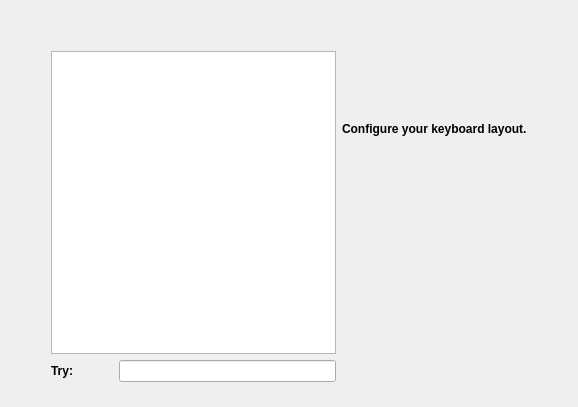
The window that kde/kaptan/src/gui/keyboardWidget.ui (pars-linux/uludag) describes before a commit, drawn with Qt 5.
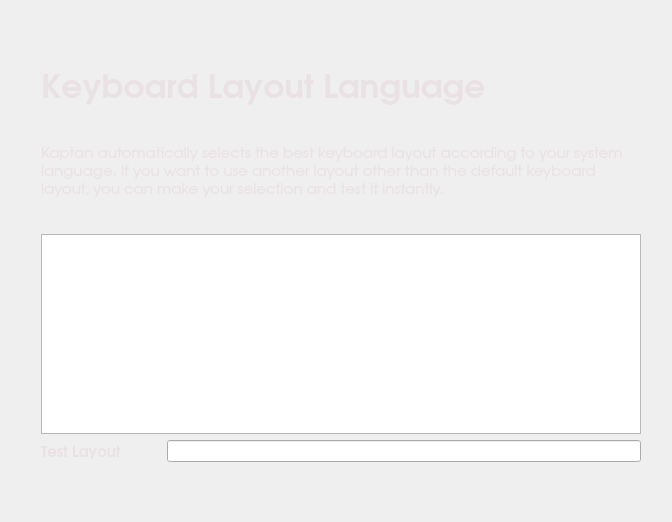
The same window after the commit.

Patch:
```diff
--- a/kde/kaptan/src/gui/keyboardWidget.ui
+++ b/kde/kaptan/src/gui/keyboardWidget.ui
@@ -6,8 +6,8 @@
    <rect>
     <x>0</x>
     <y>0</y>
-    <width>578</width>
-    <height>407</height>
+    <width>672</width>
+    <height>522</height>
    </rect>
   </property>
   <property name="windowTitle">
@@ -20,7 +20,7 @@
       <enum>Qt::Vertical</enum>
      </property>
      <property name="sizeType">
-      <enum>QSizePolicy::Fixed</enum>
+      <enum>QSizePolicy::Expanding</enum>
      </property>
      <property name="sizeHint" stdset="0">
       <size>
@@ -30,7 +30,7 @@
      </property>
     </spacer>
    </item>
-   <item row="1" column="0">
+   <item row="2" column="0">
     <spacer name="horizontalSpacer">
      <property name="orientation">
       <enum>Qt::Horizontal</enum>
@@ -40,18 +40,33 @@
      </property>
      <property name="sizeHint" stdset="0">
       <size>
-       <width>40</width>
+       <width>30</width>
        <height>20</height>
       </size>
      </property>
     </spacer>
    </item>
-   <item row="1" column="1" colspan="2">
+   <item row="2" column="1" colspan="2">
     <layout class="QHBoxLayout" name="horizontalLayout_2">
      <item>
       <layout class="QGridLayout" name="gridLayout_2">
        <item row="0" column="0">
-        <widget class="QListWidget" name="listWidgetKeyboard"/>
+        <widget class="QListWidget" name="listWidgetKeyboard">
+         <property name="minimumSize">
+          <size>
+           <width>0</width>
+           <height>200</height>
+          </size>
+         </property>
+         <property name="font">
+          <font>
+           <family>URW Gothic L</family>
+           <pointsize>11</pointsize>
+           <weight>50</weight>
+           <bold>false</bold>
+          </font>
+         </property>
+        </widget>
        </item>
        <item row="1" column="0">
         <layout class="QHBoxLayout" name="horizontalLayout">
@@ -59,15 +74,17 @@
           <widget class="QLabel" name="label">
            <property name="font">
             <font>
+             <family>URW Gothic L</family>
+             <pointsize>11</pointsize>
              <weight>75</weight>
              <bold>true</bold>
             </font>
            </property>
            <property name="styleSheet">
-            <string notr="true"/>
+            <string notr="true">color: rgb(234, 225, 228);</string>
            </property>
            <property name="text">
-            <string>Try:</string>
+            <string>Test Layout</string>
            </property>
           </widget>
          </item>
@@ -94,52 +111,9 @@
        </item>
       </layout>
      </item>
-     <item>
-      <layout class="QGridLayout" name="gridLayout">
-       <item row="0" column="0">
-        <widget class="QLabel" name="label_2">
-         <property name="font">
-          <font>
-           <weight>75</weight>
-           <bold>true</bold>
-          </font>
-         </property>
-         <property name="styleSheet">
-          <string notr="true"/>
-         </property>
-         <property name="text">
-          <string>Configure your keyboard layout.</string>
-         </property>
-        </widget>
-       </item>
-       <item row="1" column="0">
-        <spacer name="verticalSpacer_3">
-         <property name="orientation">
-          <enum>Qt::Vertical</enum>
-         </property>
-         <property name="sizeType">
-          <enum>QSizePolicy::Fixed</enum>
-         </property>
-         <property name="sizeHint" stdset="0">
-          <size>
-           <width>58</width>
-           <height>14</height>
-          </size>
-         </property>
-        </spacer>
-       </item>
-       <item row="2" column="0">
-        <widget class="QLabel" name="picKeyboard">
-         <property name="text">
-          <string/>
-         </property>
-        </widget>
-       </item>
-      </layout>
-     </item>
     </layout>
    </item>
-   <item row="1" column="3">
+   <item row="2" column="3">
     <spacer name="horizontalSpacer_2">
      <property name="orientation">
       <enum>Qt::Horizontal</enum>
@@ -149,28 +123,119 @@
      </property>
      <property name="sizeHint" stdset="0">
       <size>
-       <width>40</width>
+       <width>20</width>
        <height>20</height>
       </size>
      </property>
     </spacer>
    </item>
-   <item row="2" column="1">
+   <item row="3" column="1">
     <spacer name="verticalSpacer_2">
      <property name="orientation">
       <enum>Qt::Vertical</enum>
      </property>
      <property name="sizeType">
-      <enum>QSizePolicy::Fixed</enum>
+      <enum>QSizePolicy::Expanding</enum>
      </property>
      <property name="sizeHint" stdset="0">
       <size>
        <width>58</width>
-       <height>14</height>
+       <height>40</height>
       </size>
      </property>
     </spacer>
    </item>
+   <item row="1" column="1" colspan="2">
+    <layout class="QVBoxLayout" name="verticalLayout_2">
+     <item>
+      <widget class="QLabel" name="label_3">
+       <property name="sizePolicy">
+        <sizepolicy hsizetype="Fixed" vsizetype="Fixed">
+         <horstretch>0</horstretch>
+         <verstretch>0</verstretch>
+        </sizepolicy>
+       </property>
+       <property name="minimumSize">
+        <size>
+         <width>0</width>
+         <height>50</height>
+        </size>
+       </property>
+       <property name="font">
+        <font>
+         <family>URW Gothic L</family>
+         <pointsize>25</pointsize>
+         <weight>75</weight>
+         <bold>true</bold>
+        </font>
+       </property>
+       <property name="styleSheet">
+        <string>color: rgb(234, 225, 228);</string>
+       </property>
+       <property name="text">
+        <string>Keyboard Layout Language</string>
+       </property>
+      </widget>
+     </item>
+     <item>
+      <spacer name="verticalSpacer_5">
+       <property name="orientation">
+        <enum>Qt::Vertical</enum>
+       </property>
+       <property name="sizeType">
+        <enum>QSizePolicy::Fixed</enum>
+       </property>
+       <property name="sizeHint" stdset="0">
+        <size>
+         <width>20</width>
+         <height>30</height>
+        </size>
+       </property>
+      </spacer>
+     </item>
+     <item>
+      <widget class="QLabel" name="labelMouseDesc">
+       <property name="minimumSize">
+        <size>
+         <width>300</width>
+         <height>0</height>
+        </size>
+       </property>
+       <property name="font">
+        <font>
+         <family>URW Gothic L</family>
+         <pointsize>11</pointsize>
+        </font>
+       </property>
+       <property name="styleSheet">
+        <string notr="true">color:rgb(234, 225, 228)</string>
+       </property>
+       <property name="text">
+        <string>Kaptan automatically selects the best keyboard layout according to your system language. If you want to use another layout other than the default keyboard layout, you can make your selection and test it instantly.</string>
+       </property>
+       <property name="wordWrap">
+        <bool>true</bool>
+       </property>
+      </widget>
+     </item>
+     <item>
+      <spacer name="verticalSpacer_6">
+       <property name="orientation">
+        <enum>Qt::Vertical</enum>
+       </property>
+       <property name="sizeType">
+        <enum>QSizePolicy::Fixed</enum>
+       </property>
+       <property name="sizeHint" stdset="0">
+        <size>
+         <width>30</width>
+         <height>30</height>
+        </size>
+       </property>
+      </spacer>
+     </item>
+    </layout>
+   </item>
   </layout>
  </widget>
  <resources/>
```
